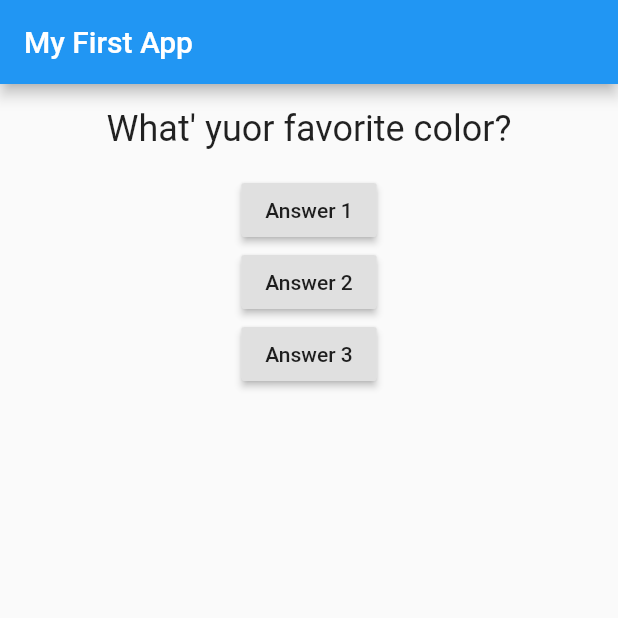
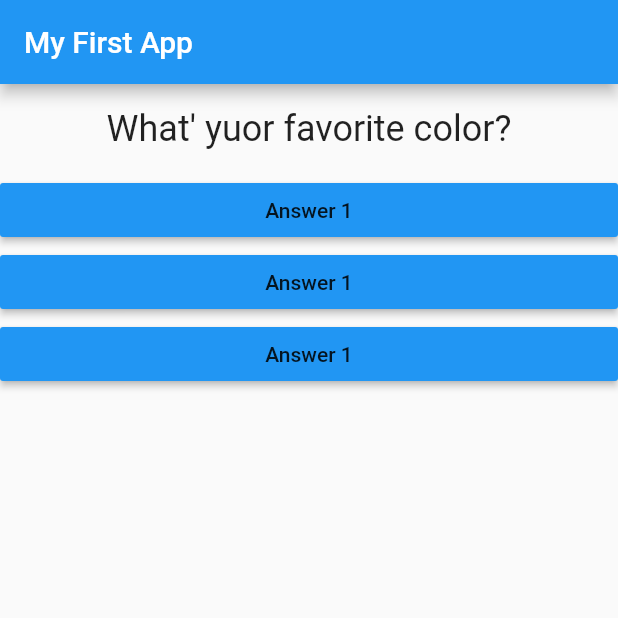
Before and after one commit to yoojh9/flutter_study, a Flutter app: the screen it shows after launch, on a phone screen of 412 x 824 dp, the top half of it. Run offline on Flutter 3.47's test engine with Material 2 defaults, Android fonts, the phone set to English and light mode, and no system bars.

```diff
--- /dev/null
+++ b/lib/answer.dart
@@ -0,0 +1,21 @@
+import 'package:flutter/material.dart';
+
+class Answer extends StatelessWidget {
+
+  final Function selectHandler;
+
+  Answer(this.selectHandler);
+
+
+  @override
+  Widget build(BuildContext context) {
+    return Container(
+      width: double.infinity,
+      child: RaisedButton(
+        color: Colors.blue,
+        child: Text('Answer 1'),
+        onPressed: selectHandler,
+      ),
+    );
+  }
+}
--- a/lib/main.dart
+++ b/lib/main.dart
@@ -1,5 +1,6 @@
 import 'package:flutter/material.dart';
 import './question.dart';
+import './answer.dart';
 
 void main() => runApp(MyApp());
 
@@ -28,11 +29,10 @@ class _MyAppState extends State<MyApp> {
       appBar: AppBar(title: Text('My First App'), ),
       body: Column(children: [
         Question(questions[_questionIndex]),
-        RaisedButton(child: Text('Answer 1'), onPressed: _answerQuestion,),
-        RaisedButton(child: Text('Answer 2'), onPressed: () => print('Answer 2 chosen!'), ),
-        RaisedButton(child: Text('Answer 3'), onPressed: () {
-          print('Answer 3 chosen!');
-        },),
+        Answer(_answerQuestion),
+        Answer(_answerQuestion),
+        Answer(_answerQuestion),
+
       ],),
     )); // basic page design
   }
```
